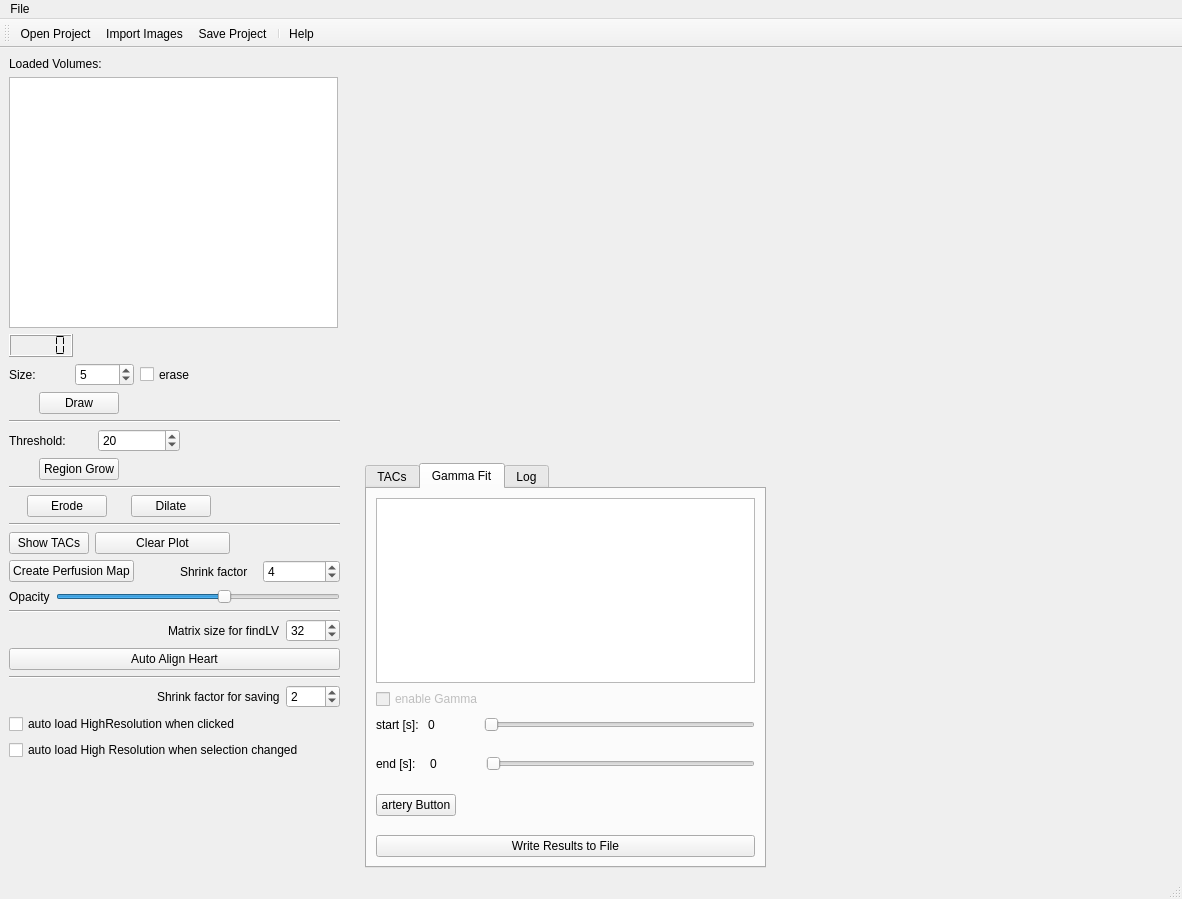
The window that main/KardioPerfusion.ui (CardiacImagingCharite/CardiacPerfusion) describes before a commit, drawn with Qt 5.
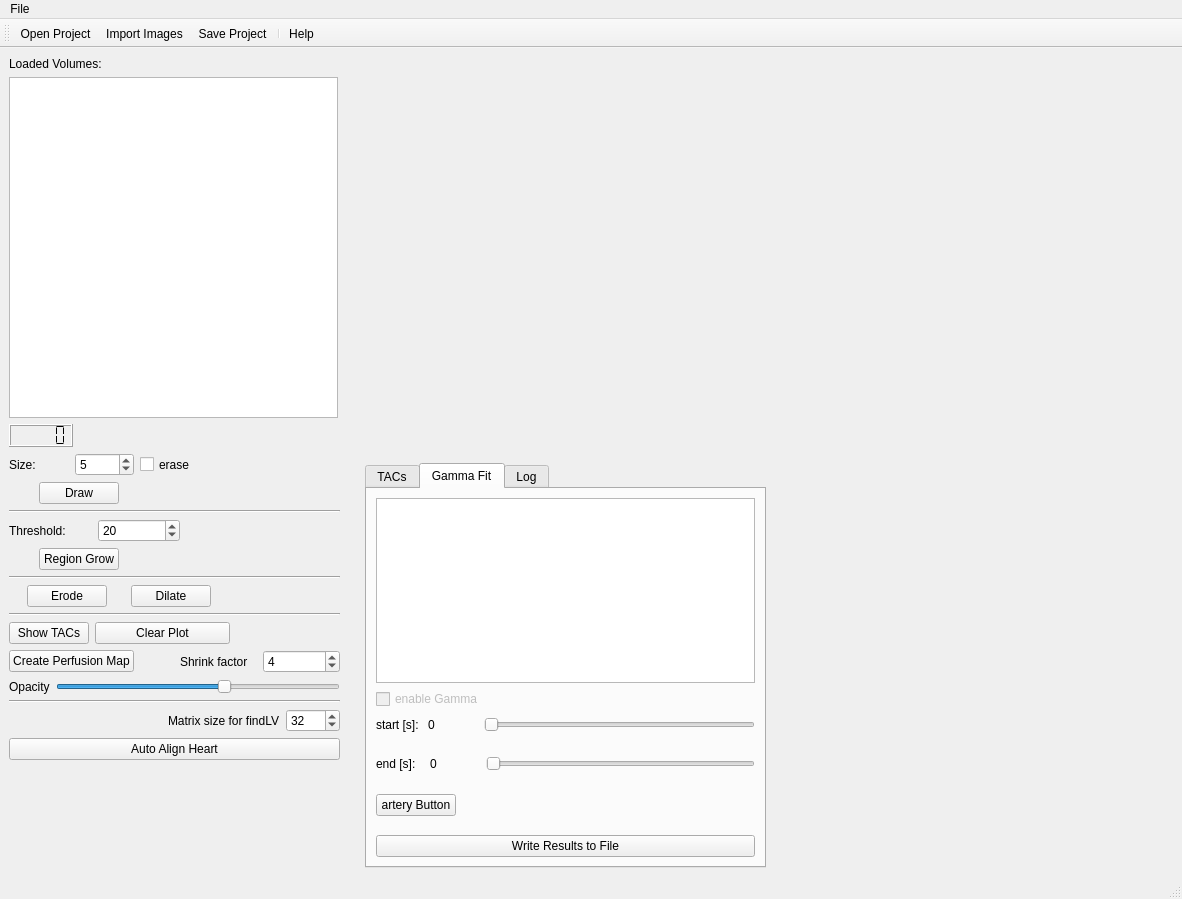
The same window after the commit. Icons and pictures are not drawn. Custom widgets are drawn as their Qt base class.

Commit message: removed testing checkbuttons for loadHR and spin wheel for saving shrink factor

Diff of the .ui file:
```diff
--- a/main/KardioPerfusion.ui
+++ b/main/KardioPerfusion.ui
@@ -42,7 +42,7 @@
          <height>903</height>
         </rect>
        </property>
-       <layout class="QVBoxLayout" name="verticalLayout_6" stretch="0,0,0,0,0,0,0,0,0">
+       <layout class="QVBoxLayout" name="verticalLayout_6" stretch="0,0,0,0,0">
         <property name="sizeConstraint">
          <enum>QLayout::SetMaximumSize</enum>
         </property>
@@ -627,72 +627,6 @@
           </property>
          </widget>
         </item>
-        <item>
-         <widget class="Line" name="line_5">
-          <property name="orientation">
-           <enum>Qt::Horizontal</enum>
-          </property>
-         </widget>
-        </item>
-        <item>
-         <layout class="QHBoxLayout" name="horizontalLayout_18">
-          <item>
-           <spacer name="horizontalSpacer_12">
-            <property name="orientation">
-             <enum>Qt::Horizontal</enum>
-            </property>
-            <property name="sizeHint" stdset="0">
-             <size>
-              <width>40</width>
-              <height>20</height>
-             </size>
-            </property>
-           </spacer>
-          </item>
-          <item>
-           <widget class="QLabel" name="label_9">
-            <property name="text">
-             <string>Shrink factor for saving</string>
-            </property>
-           </widget>
-          </item>
-          <item>
-           <widget class="QSpinBox" name="sb_ShrinkFactorSaving">
-            <property name="minimum">
-             <number>1</number>
-            </property>
-            <property name="maximum">
-             <number>1024</number>
-            </property>
-            <property name="value">
-             <number>2</number>
-            </property>
-           </widget>
-          </item>
-         </layout>
-        </item>
-        <item>
-         <layout class="QHBoxLayout" name="horizontalLayout_16">
-          <item>
-           <widget class="QCheckBox" name="cb_autoHRclicked">
-            <property name="text">
-             <string>auto load HighResolution when clicked</string>
-            </property>
-           </widget>
-          </item>
-         </layout>
-        </item>
-        <item>
-         <layout class="QHBoxLayout" name="horizontalLayout_19">
-          <item>
-           <widget class="QCheckBox" name="cb_autoHRselchanged">
-            <property name="text">
-             <string>auto load High Resolution when selection changed</string>
-            </property>
-           </widget>
-          </item>
-         </layout>
-        </item>
         <item>
          <spacer name="verticalSpacer">
           <property name="orientation">
```
The commit also changes 1 other file.
